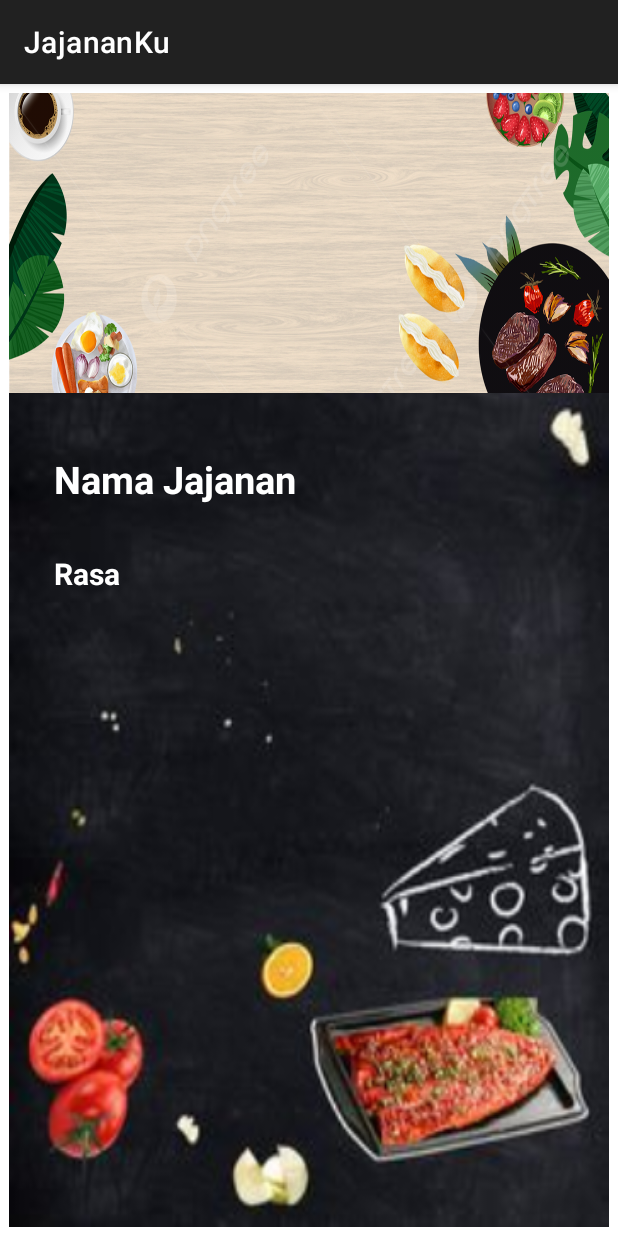
After one commit to michellegra/ProjectPAB_2125250010, an Android app: the DetailActivity screen opened directly, with no data from a screen before it, on a phone screen of 412 x 824 dp. The commit adds this screen. Run offline under Robolectric (Android 15) with nearby library versions, the phone set to English and light mode, and no system bars.

Commit message:
Update masih error

```diff
--- /dev/null
+++ b/app/src/main/java/com/if4a/projectpab/Activity/DetailActivity.java
@@ -0,0 +1,26 @@
+package com.if4a.projectpab.Activity;
+
+import androidx.appcompat.app.AppCompatActivity;
+
+import android.os.Bundle;
+import android.widget.ImageView;
+import android.widget.TextView;
+
+import com.if4a.projectpab.R;
+
+public class DetailActivity extends AppCompatActivity {
+    public static final String ITEM_EXTRA = "item_extra";
+
+    @Override
+    protected void onCreate(Bundle savedInstanceState) {
+        super.onCreate(savedInstanceState);
+        setContentView(R.layout.activity_detail);
+
+        ImageView imgjajanan = findViewById(R.id.img);
+        TextView tvDetailnama = findViewById(R.id.tv_detailnama);
+        TextView tvDetailRasa = findViewById(R.id.tv_detailrasa);
+
+
+
+    }
+}
--- /dev/null
+++ b/app/src/main/res/layout/activity_detail.xml
@@ -0,0 +1,57 @@
+<LinearLayout
+    xmlns:android="http://schemas.android.com/apk/res/android"
+    xmlns:app="http://schemas.android.com/apk/res-auto"
+    xmlns:tools="http://schemas.android.com/tools"
+        android:layout_width="match_parent"
+        android:layout_height="match_parent"
+        android:layout_margin="6dp"
+        android:orientation="vertical"
+        android:background="@drawable/bg"
+        tools:context=".Activity.DetailActivity">
+
+        <ImageView
+            android:id="@+id/img"
+            android:layout_width="match_parent"
+            android:layout_height="200dp"
+            android:background="@drawable/bner"/>
+
+<!--        <TextView-->
+<!--            android:layout_width="wrap_content"-->
+<!--            android:layout_height="wrap_content"-->
+<!--            android:text="Detail Activity"-->
+<!--            android:textSize="21sp"-->
+<!--            android:textStyle="bold"-->
+<!--            android:textColor="@color/white"-->
+<!--            android:layout_marginTop="50dp"-->
+<!--            android:layout_gravity="center_horizontal"-->
+<!--            android:gravity="center_horizontal"-->
+<!--            android:layout_marginBottom="32dp"-->
+<!--            />-->
+
+        <TextView
+            android:id="@+id/tv_detailnama"
+            android:layout_width="wrap_content"
+            android:layout_height="wrap_content"
+            android:text="Nama Jajanan"
+            android:textSize="25sp"
+            android:textStyle="bold"
+            android:textColor="@color/white"
+            android:layout_marginTop="40dp"
+            android:layout_marginLeft="30dp"
+            android:gravity="center_horizontal"
+            android:layout_marginBottom="32dp"
+            />
+        <TextView
+            android:id="@+id/tv_detailrasa"
+            android:layout_width="wrap_content"
+            android:layout_height="wrap_content"
+            android:text="Rasa"
+            android:textSize="20sp"
+            android:textStyle="bold"
+            android:textColor="@color/white"
+            android:layout_marginLeft="30dp"
+            android:gravity="center_horizontal"
+            android:layout_marginBottom="32dp"
+            />
+
+</LinearLayout>
--- a/app/src/main/res/layout/activity_ubah.xml
+++ b/app/src/main/res/layout/activity_ubah.xml
@@ -7,7 +7,7 @@
     android:layout_height="wrap_content">
 <LinearLayout
     android:layout_width="match_parent"
-    android:layout_height="match_parent"
+    android:layout_height="wrap_content"
     android:layout_margin="6dp"
     android:orientation="vertical"
     android:background="@drawable/bg"
@@ -85,15 +85,17 @@
         android:inputType="text"
         />
 
-    <Button
+    <com.google.android.material.button.MaterialButton
         android:id="@+id/btn_Ubah"
         android:layout_width="match_parent"
         android:layout_height="56dp"
         android:layout_marginTop="16dp"
         android:backgroundTint="#F1D9F8"
+        app:cornerRadius="20dp"
         android:layout_margin="20dp"
         android:textSize="21sp"
         android:textColor="@color/black"
         android:text="UBAH"/>
+
 </LinearLayout>
 </ScrollView>
```
Also changed, not shown: app/src/main/AndroidManifest.xml (+11 -4 lines), app/src/main/java/com/if4a/projectpab/AboutUsActivity.java (added, +14 -0 lines), app/src/main/java/com/if4a/projectpab/Adapter/AdapterJajanan.java (+14 -0 lines), app/src/main/res/layout/activity_about_us.xml (added, +80 -0 lines).
